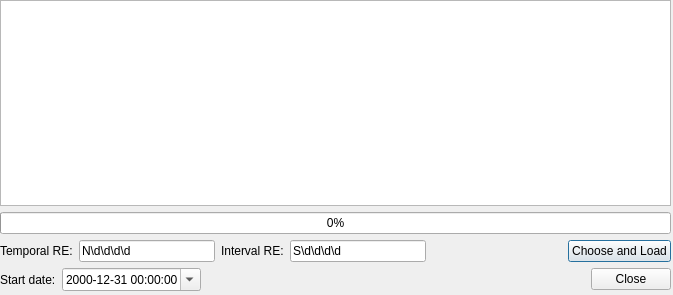
First picture: the form in ui_temporalrasterloaderdialog.ui, repository mbernasocchi/multiview, before the edit.
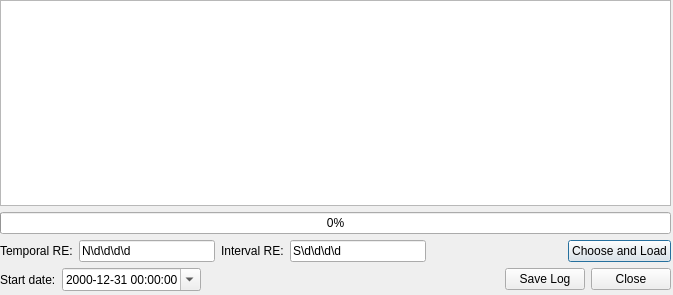
Second picture: the form after the edit.

Patch:
```diff
--- a/ui_temporalrasterloaderdialog.ui
+++ b/ui_temporalrasterloaderdialog.ui
@@ -133,6 +133,13 @@
         </property>
        </spacer>
       </item>
+      <item>
+       <widget class="QPushButton" name="saveLogButton">
+        <property name="text">
+         <string>Save Log</string>
+        </property>
+       </widget>
+      </item>
       <item>
        <widget class="QPushButton" name="closeButton">
         <property name="sizePolicy">
```
